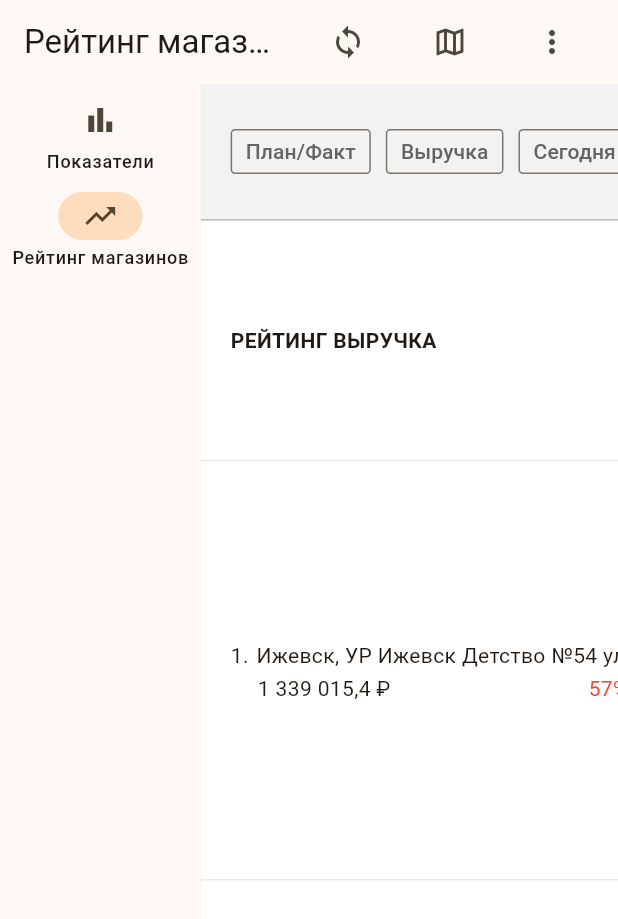
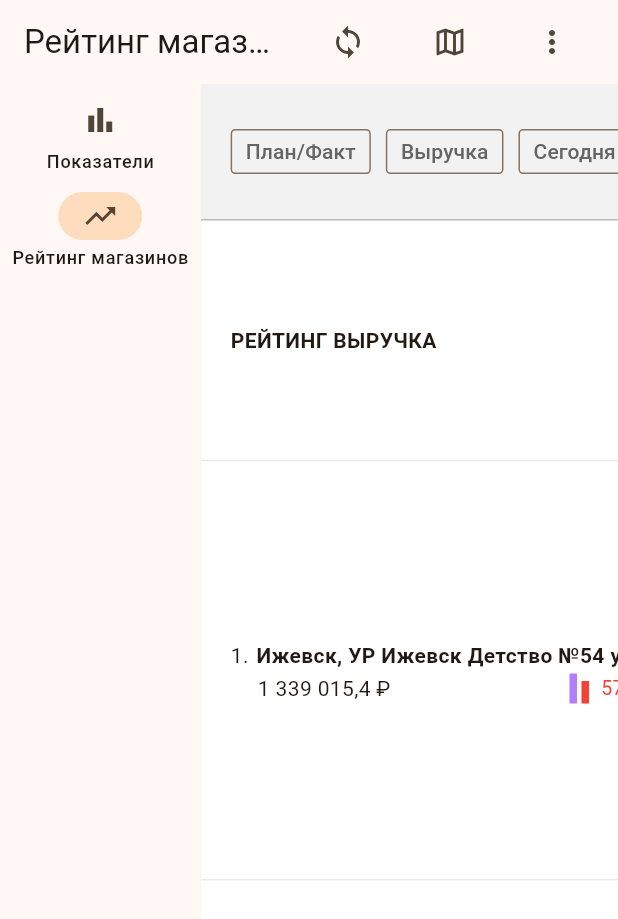
Before and after one commit to KirillBarabanshikov/dashboard, a Flutter app: the StoreRatingPage screen opened by its route, on a phone screen of 412 x 824 dp. Shown: the top 919 px of the screen. Run offline on Flutter 3.47's test engine with Material 3 defaults, Android fonts, the light colour scheme and no system bars; our stand-ins replace go_router.

Commit message:
fix store rating table

```diff
--- a/lib/pages/store_rating/store_rating_page.dart
+++ b/lib/pages/store_rating/store_rating_page.dart
@@ -140,8 +140,8 @@ class _StoreRatingPageState extends State<StoreRatingPage> {
                   5: FixedColumnWidth(130),
                 },
                 defaultVerticalAlignment: TableCellVerticalAlignment.middle,
-                children: const [
-                  TableRow(
+                children: [
+                  const TableRow(
                     children: [
                       TableCell(
                         child: Padding(
@@ -190,18 +190,30 @@ class _StoreRatingPageState extends State<StoreRatingPage> {
                           padding: EdgeInsets.symmetric(vertical: 10, horizontal: 20),
                           child: Center(child: Text('ВМТ, руб', textAlign: TextAlign.center)),
                         ),
-                      )
+                      ),
+                      TableCell(
+                        child: Padding(
+                          padding: EdgeInsets.symmetric(vertical: 10, horizontal: 20),
+                          child: Center(child: Text('ВМТ, руб', textAlign: TextAlign.center)),
+                        ),
+                      ),
+                      TableCell(
+                        child: Padding(
+                          padding: EdgeInsets.symmetric(vertical: 10, horizontal: 20),
+                          child: Center(child: Text('ВМТ, руб', textAlign: TextAlign.center)),
+                        ),
+                      ),
                     ],
                   ),
                   TableRow(
-                    decoration: BoxDecoration(border: Border(bottom: BorderSide(width: 1, color: Color.fromRGBO(235, 235, 235, 1)))),
+                    decoration: const BoxDecoration(border: Border(bottom: BorderSide(width: 1, color: Color.fromRGBO(235, 235, 235, 1)))),
                     children: [
                       TableCell(
                         child: Padding(
-                          padding: EdgeInsets.symmetric(vertical: 10, horizontal: 20),
+                          padding: const EdgeInsets.symmetric(vertical: 10, horizontal: 20),
                           child: Column(
                             children: [
-                              Row(
+                              const Row(
                                 children: [
                                   Text('1.'),
                                   SizedBox(width: 5),
@@ -209,6 +221,7 @@ class _StoreRatingPageState extends State<StoreRatingPage> {
                                     child: Text(
                                       'Ижевск, УР Ижевск Детство №54 ул.Воткинское шоссе, д.38, Воткинское',
                                       overflow: TextOverflow.ellipsis,
+                                      style: TextStyle(fontWeight: FontWeight.bold),
                                     ),
                                   ),
                                   SizedBox(width: 5),
@@ -216,12 +229,35 @@ class _StoreRatingPageState extends State<StoreRatingPage> {
                                 ],
                               ),
                               Padding(
-                                padding: EdgeInsets.only(left: 18),
+                                padding: const EdgeInsets.only(left: 18),
                                 child: Row(
                                   mainAxisAlignment: MainAxisAlignment.spaceBetween,
                                   children: [
-                                    Text('1 339 015,4 ₽'),
-                                    Text('57% (-990 984,6 ₽)', style: TextStyle(color: Colors.red)),
+                                    const Text('1 339 015,4 ₽'),
+                                    Row(
+                                      mainAxisAlignment: MainAxisAlignment.center,
+                                      children: [
+                                        Row(
+                                          crossAxisAlignment: CrossAxisAlignment.end,
+                                          children: [
+                                            Container(
+                                              width: 5,
+                                              height: 20,
+                                              color: const Color.fromRGBO(180, 125, 255, 1),
+                                              alignment: Alignment.bottomCenter,
+                                            ),
+                                            const SizedBox(width: 3),
+                                            Container(
+                                              width: 5,
+                                              height: 15,
+                                              color: Colors.red,
+                                            ),
+                                          ],
+                                        ),
+                                        const SizedBox(width: 8),
+                                        const Text('57% (-990 984,6 ₽)', style: TextStyle(color: Colors.red, fontSize: 13)),
+                                      ],
+                                    ),
                                   ],
                                 ),
                               ),
@@ -229,7 +265,7 @@ class _StoreRatingPageState extends State<StoreRatingPage> {
                           ),
                         ),
                       ),
-                      TableCell(
+                      const TableCell(
                         child: Padding(
                           padding: EdgeInsets.symmetric(vertical: 10, horizontal: 20),
                           child: Center(
@@ -242,7 +278,7 @@ class _StoreRatingPageState extends State<StoreRatingPage> {
                           ),
                         ),
                       ),
-                      TableCell(
+                      const TableCell(
                         child: Padding(
                           padding: EdgeInsets.symmetric(vertical: 10, horizontal: 20),
                           child: Center(
@@ -255,7 +291,7 @@ class _StoreRatingPageState extends State<StoreRatingPage> {
                           ),
                         ),
                       ),
-                      TableCell(
+                      const TableCell(
                         child: Padding(
                           padding: EdgeInsets.symmetric(vertical: 10, horizontal: 20),
                           child: Center(
@@ -268,7 +304,7 @@ class _StoreRatingPageState extends State<StoreRatingPage> {
                           ),
                         ),
                       ),
-                      TableCell(
+                      const TableCell(
                         child: Padding(
                           padding: EdgeInsets.symmetric(vertical: 10, horizontal: 20),
                           child: Center(
@@ -281,7 +317,7 @@ class _StoreRatingPageState extends State<StoreRatingPage> {
                           ),
                         ),
                       ),
-                      TableCell(
+                      const TableCell(
                         child: Padding(
                           padding: EdgeInsets.symmetric(vertical: 10, horizontal: 20),
                           child: Center(
@@ -294,7 +330,33 @@ class _StoreRatingPageState extends State<StoreRatingPage> {
                           ),
                         ),
                       ),
-                      TableCell(
+                      const TableCell(
+                        child: Padding(
+                          padding: EdgeInsets.symmetric(vertical: 10, horizontal: 20),
+                          child: Center(
+                            child: Column(
+                              children: [
+                                Text('628 908,42 ₽'),
+                                Text('57%', style: TextStyle(color: Colors.red)),
+                              ],
+                            ),
+                          ),
+                        ),
+                      ),
+                      const TableCell(
+                        child: Padding(
+                          padding: EdgeInsets.symmetric(vertical: 10, horizontal: 20),
+                          child: Center(
+                            child: Column(
+                              children: [
+                                Text('628 908,42 ₽'),
+                                Text('57%', style: TextStyle(color: Colors.red)),
+                              ],
+                            ),
+                          ),
+                        ),
+                      ),
+                      const TableCell(
                         child: Padding(
                           padding: EdgeInsets.symmetric(vertical: 10, horizontal: 20),
                           child: Center(
```
